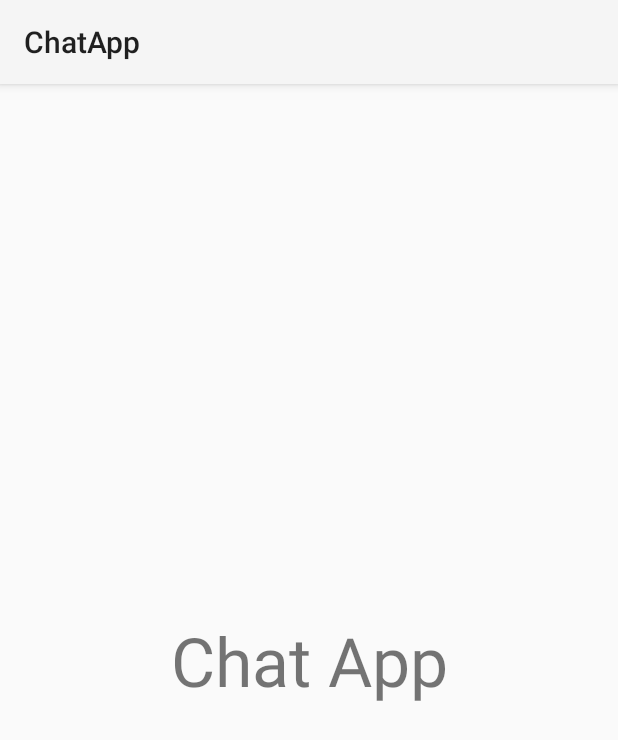
After one commit to pulkitgangwar/chat-app, an Android app: the SplashActivity screen opened directly, with no data from a screen before it, on a phone screen of 412 x 824 dp. The commit adds this screen. Shown: the top 740 px of the screen. Run offline under Robolectric (Android 15) with nearby library versions, the phone set to English and light mode, and no system bars.

Commit message:
added splash screen

```diff
--- a/app/src/main/AndroidManifest.xml
+++ b/app/src/main/AndroidManifest.xml
@@ -9,13 +9,16 @@
             android:roundIcon="@mipmap/ic_launcher_round"
             android:supportsRtl="true"
             android:theme="@style/Theme.ChatApp">
-        <activity android:name=".MainActivity">
+        <activity android:name=".SplashActivity">
             <intent-filter>
                 <action android:name="android.intent.action.MAIN"/>
 
                 <category android:name="android.intent.category.LAUNCHER"/>
             </intent-filter>
         </activity>
+        <activity android:name=".MainActivity">
+
+        </activity>
     </application>
 
 </manifest>
--- /dev/null
+++ b/app/src/main/java/com/pulkitgangwar/chatapp/SplashActivity.java
@@ -0,0 +1,30 @@
+package com.pulkitgangwar.chatapp;
+
+import android.content.Intent;
+import androidx.appcompat.app.AppCompatActivity;
+import android.os.Bundle;
+
+public class SplashActivity extends AppCompatActivity {
+
+    @Override
+    protected void onCreate(Bundle savedInstanceState) {
+        super.onCreate(savedInstanceState);
+        setContentView(R.layout.activity_splash);
+
+
+        Thread thread = new Thread() {
+            @Override
+            public void run() {
+                try {
+                    sleep(1500);
+                    startActivity(new Intent(SplashActivity.this,MainActivity.class));
+                    finish();
+                } catch (InterruptedException e) {
+                    e.printStackTrace();
+                }
+                super.run();
+            }
+        };
+        thread.start();
+    }
+}
--- /dev/null
+++ b/app/src/main/res/layout/activity_splash.xml
@@ -0,0 +1,17 @@
+<?xml version="1.0" encoding="utf-8"?>
+<androidx.constraintlayout.widget.ConstraintLayout
+        xmlns:android="http://schemas.android.com/apk/res/android"
+        xmlns:tools="http://schemas.android.com/tools"
+        xmlns:app="http://schemas.android.com/apk/res-auto"
+        android:layout_width="match_parent"
+        android:layout_height="match_parent"
+        tools:context=".SplashActivity" android:id="@+id/splashscreen">
+
+    <TextView
+            android:text="@string/splashscreen__title"
+            android:layout_width="wrap_content"
+            android:layout_height="wrap_content" android:id="@+id/splashscreen__title"
+            android:textSize="45sp" app:layout_constraintTop_toTopOf="parent"
+            app:layout_constraintBottom_toBottomOf="parent" app:layout_constraintEnd_toEndOf="parent"
+            app:layout_constraintStart_toStartOf="parent"/>
+</androidx.constraintlayout.widget.ConstraintLayout>
--- a/app/src/main/res/values/strings.xml
+++ b/app/src/main/res/values/strings.xml
@@ -1,3 +1,4 @@
 <resources>
     <string name="app_name">ChatApp</string>
+    <string name="splashscreen__title">Chat App</string>
 </resources>
```
